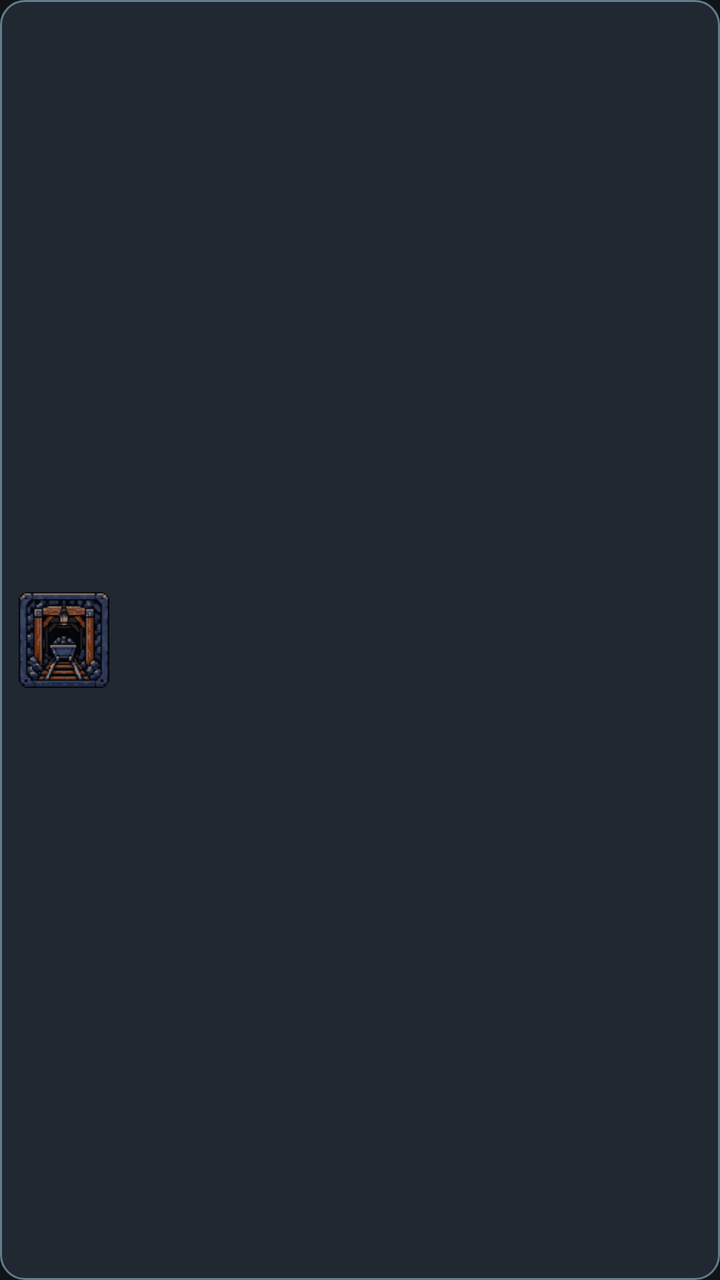
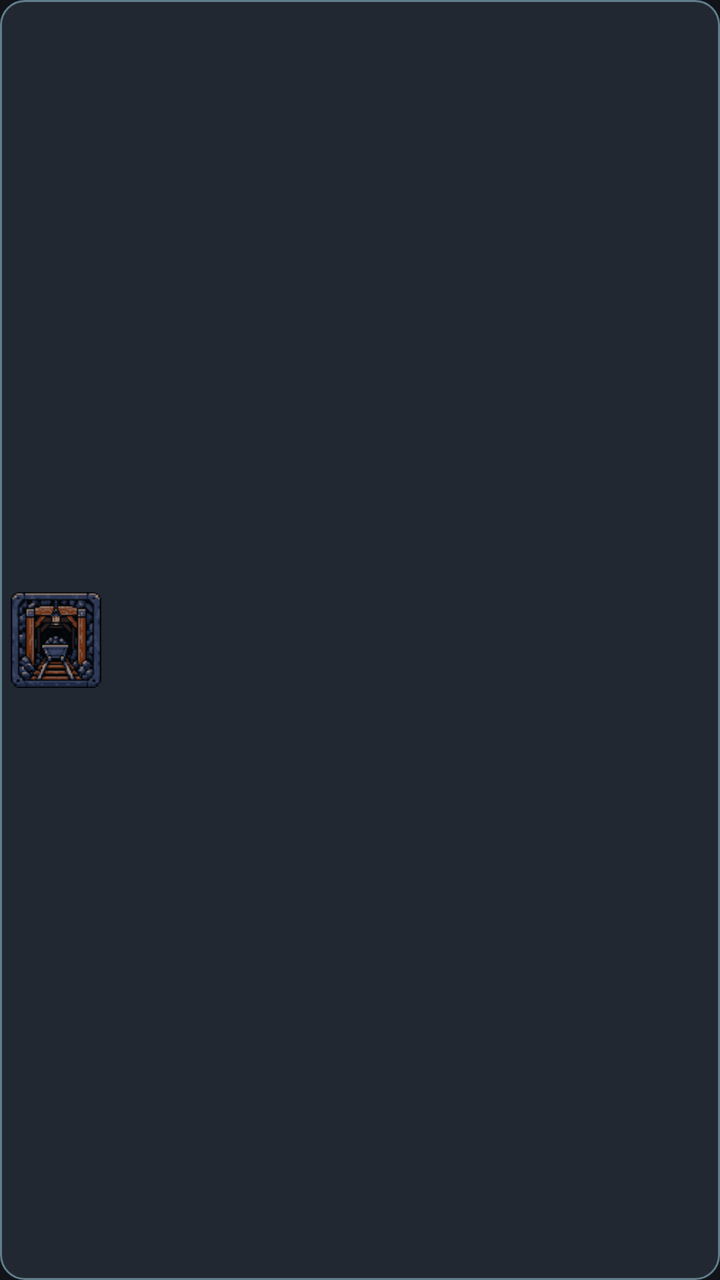

Compare the two renders of this Android layout. The source of the first and the diff that turns it into the second are given below.
<!-- AndroidManifest.xml: application theme Theme.MinesweeperEvolution -->
<!-- res/layout/item_mode_card.xml -->
<?xml version="1.0" encoding="utf-8"?>
<LinearLayout xmlns:android="http://schemas.android.com/apk/res/android"
    android:layout_width="match_parent"
    android:layout_height="wrap_content"
    android:orientation="horizontal"
    android:gravity="center_vertical"
    android:background="@drawable/bg_button_secondary"
    android:paddingHorizontal="8dp"
    android:paddingVertical="12dp"
    android:clickable="true"
    android:focusable="true">

    <ImageView
        android:id="@+id/ivModeIcon"
        android:layout_width="48dp"
        android:layout_height="48dp"
        android:layout_marginEnd="10dp"
        android:scaleType="fitCenter"
        android:contentDescription="@null"
        android:src="@drawable/mode_classic" />

    <LinearLayout
        android:layout_width="0dp"
        android:layout_height="wrap_content"
        android:layout_weight="1"
        android:orientation="vertical">

        <TextView
            android:id="@+id/tvModeName"
            style="@style/ModeTitle"
            android:fontFamily="@font/pixelify_sans"
            android:layout_width="wrap_content"
            android:layout_height="wrap_content" />

        <TextView
            android:id="@+id/tvModeDesc"
            style="@style/ModeDesc"
            android:fontFamily="@font/pixelify_sans"
            android:layout_width="match_parent"
            android:layout_height="wrap_content"
            android:layout_marginTop="4dp" />
    </LinearLayout>
</LinearLayout>
<!-- resources referenced by this layout -->
<resources>
  <!-- drawable bg_button_secondary (drawable) -->
  <?xml version="1.0" encoding="utf-8"?>
  <selector xmlns:android="http://schemas.android.com/apk/res/android">
      
      <item android:state_selected="true">
          <shape android:shape="rectangle">
              <solid android:color="@color/accent"/>
              <corners android:radius="12dp"/>
              <stroke android:width="1dp" android:color="@color/accent_2"/>
          </shape>
      </item>
      
      <item android:state_pressed="true">
          <shape android:shape="rectangle">
              <solid android:color="@color/bg_panel_alt"/>
              <corners android:radius="12dp"/>
              <stroke android:width="2dp" android:color="@color/accent"/>
          </shape>
      </item>
      
      <item>
          <shape android:shape="rectangle">
              <solid android:color="@color/bg_panel_alt"/>
              <corners android:radius="12dp"/>
              <stroke android:width="1dp" android:color="@color/text_dim"/>
          </shape>
      </item>
  </selector>
  <!-- drawable mode_classic: png bitmap (drawable, 5647 bytes) -->
  <style name="ModeDesc">
          <item name="android:textSize">12sp</item>
          <item name="android:textColor">@color/text_secondary</item>
          <item name="android:lineSpacingExtra">2dp</item>
          <item name="android:maxLines">2</item>
          <item name="android:ellipsize">end</item>
      </style>
  <style name="ModeTitle">
          <item name="android:textSize">16sp</item>
          <item name="android:textStyle">bold</item>
          <item name="android:textColor">@color/text_primary</item>
          <item name="android:maxLines">1</item>
          <item name="android:ellipsize">end</item>
      </style>
  <style name="Theme.MinesweeperEvolution" parent="Theme.AppCompat.NoActionBar">
          <item name="colorPrimary">@color/accent</item>
          <item name="colorPrimaryDark">@color/accent_2</item>
          <item name="colorAccent">@color/accent</item>
          <item name="android:windowBackground">@color/bg_dark</item>
          <item name="android:textColorPrimary">@color/text_primary</item>
          <item name="android:textColorSecondary">@color/text_secondary</item>
          <item name="android:statusBarColor" tools:targetApi="l">@color/bg_dark</item>
          
          <item name="android:alertDialogTheme">@style/Theme.MinesweeperDialog</item>
          <item name="alertDialogTheme">@style/Theme.MinesweeperDialog</item>
      </style>
  <color name="accent">#FF00BCD4</color>
  <color name="accent_2">#FF26C6DA</color>
  <color name="bg_panel_alt">#FF222831</color>
  <color name="text_dim">#FF607D8B</color>
  <color name="text_secondary">#FFB0BEC5</color>
  <color name="text_primary">#FFECEFF1</color>
  <color name="bg_dark">#FF101418</color>
  <style name="Theme.MinesweeperDialog" parent="Theme.AppCompat.Dialog.Alert">
          <item name="android:windowBackground">@color/bg_panel</item>
          <item name="android:textColorPrimary">@color/text_primary</item>
          <item name="android:textColorSecondary">@color/text_secondary</item>
          <item name="colorAccent">@color/accent</item>
          <item name="android:buttonBarButtonStyle">@style/Widget.DialogButton</item>
      </style>
  <color name="bg_panel">#FF1A1F26</color>
  <style name="Widget.DialogButton" parent="Widget.AppCompat.Button.ButtonBar.AlertDialog">
          <item name="android:textColor">@color/accent</item>
      </style>
</resources>

<!-- the commit's change to res/layout/item_mode_card.xml (unified diff, before → after) -->
@@ -5,7 +5,7 @@
     android:orientation="horizontal"
     android:gravity="center_vertical"
     android:background="@drawable/bg_button_secondary"
-    android:paddingHorizontal="8dp"
+    android:paddingHorizontal="4dp"
     android:paddingVertical="12dp"
     android:clickable="true"
     android:focusable="true">
